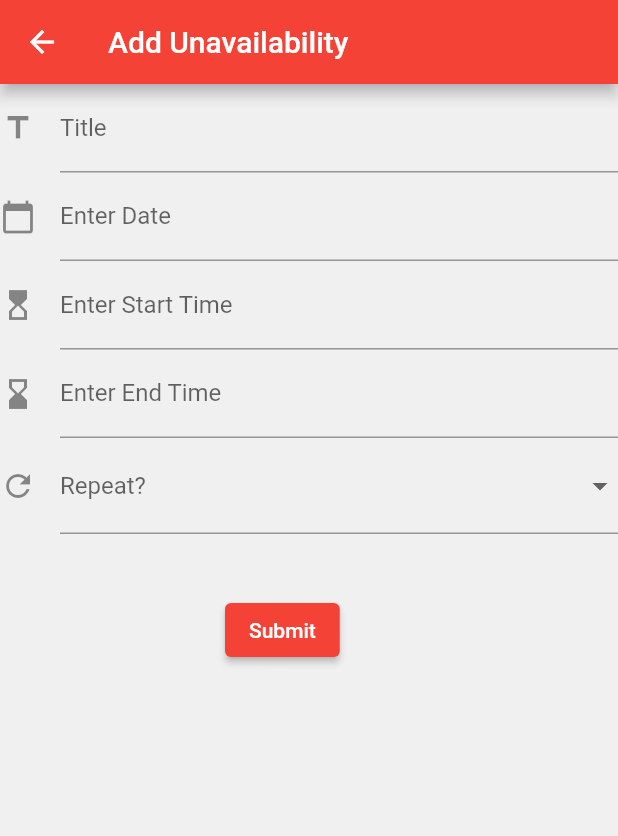
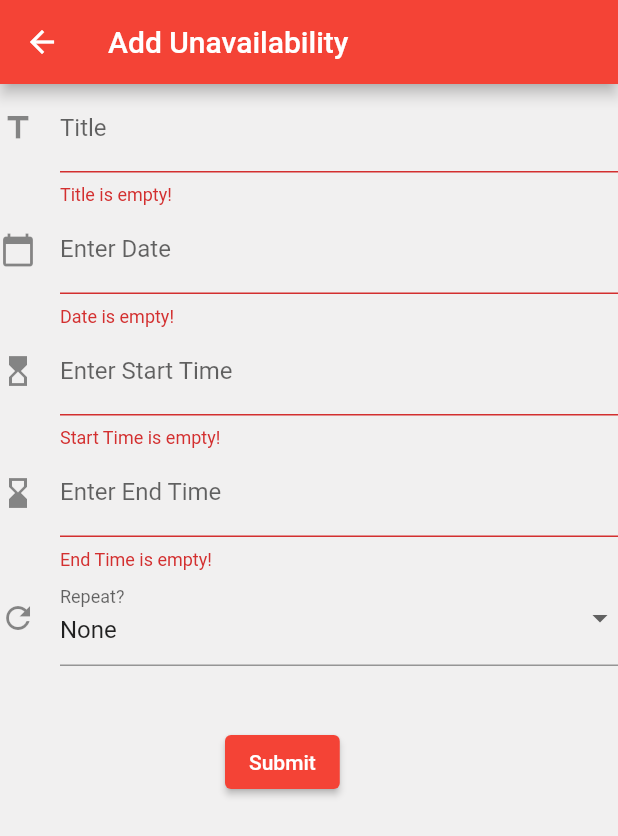
Before and after one commit to TechlauncherFireApp/mobile, a Flutter app: the CalendarFormRoute screen opened directly, after a tap on "Submit", on a phone screen of 412 x 824 dp. Shown: the top 836 px of the screen. Run offline on Flutter 3.47's test engine with Material 2 defaults, Android fonts, the phone set to English and light mode, and no system bars; our stand-ins replace fluttertoast, table_calendar; network calls fail.

Commit message:
Form Validation

```diff
--- a/fireapp/lib/main.dart
+++ b/fireapp/lib/main.dart
@@ -27,7 +27,7 @@ class _MyAppState extends State<MyApp> {
     return MaterialApp(
       title: 'Flutter Demo',
       theme: fireappTheme(),
-      initialRoute: '/login',
+      initialRoute: '/nav',
       routes: {
         //  (You can change it to the page you develop in the beginning)
         '/nav': (context) => mainNav(), // See Layout/Navigation.dart
--- a/fireapp/lib/pages/Calendar/calendar.dart
+++ b/fireapp/lib/pages/Calendar/calendar.dart
@@ -134,14 +134,21 @@ class _CalendarPageState extends State<CalendarPage> {
   @override
   Widget build(BuildContext context) => Column(
         children: [
-          Card(
+          buildCalendar(),
+          buildEventsList(),
+        ],
+      );
+
+  // Calendar Widget
+  Widget buildCalendar() {
+    return Card(
+      //The card which the calendar sits ontop of
       margin: const EdgeInsets.all(8),
       elevation: 5.0,
       shape: const RoundedRectangleBorder(
         borderRadius: BorderRadius.all(Radius.circular(10)),
       ),
-
-            // THE CALENDAR
+      // THE CALENDAR ITSELF
       child: TableCalendar(
         // Max day and min day the calendar can go to
         firstDay: DateTime.utc(2022, 1, 1),
@@ -217,9 +224,11 @@ class _CalendarPageState extends State<CalendarPage> {
           titleTextStyle: TextStyle(color: Colors.white, fontSize: 21),
         ),
       ),
-          ),
-          // EVENT LIST
-          ListView.builder(
+    );
+  }
+
+  Widget buildEventsList() {
+    return ListView.builder(
       itemCount: _listOfEventsForSelectedDay.length,
       shrinkWrap: true,
       // Technically bad prac to have a listview inside of a col and then to shrinkwrap it, I suggest looking into an option using expanded and sizedbox instead....
@@ -240,10 +249,10 @@ class _CalendarPageState extends State<CalendarPage> {
               _listOfEventsForSelectedDay.removeAt(index);
             });
             ScaffoldMessenger.of(context).showSnackBar(SnackBar(
-                      content: Text(
-                          '${_listOfEventsForSelectedDay[index]} removed')));
+                content:
+                    Text('${_listOfEventsForSelectedDay[index]} removed')));
           },
-                // The card itself
+          // THE INDIVIDUAL EVENT CARD
           child: Card(
             child: ListTile(
               // onTap: () {}
@@ -263,14 +272,8 @@ class _CalendarPageState extends State<CalendarPage> {
           ),
         );
       },
-          ),
-        ],
     );
   }
-
-// IDEA: Could use Bedtime, NightStay, LightMode, Brightness icons to turn the leading- part of card
-// into a time of day indicator rather than repeat indicator
-// then do the repeat indicator differently
 
   /*
   * @Desc - A function to return the indicator letter for repeating events
@@ -289,7 +292,11 @@ String repeatLeadingLetter(int periodicity) {
         return "M";
       default:
         return " ";
+    } // Show periodicity using Empty, D, W, M
   }
+  //
 }
 
-// Show periodicity using Empty, D, W, M
+// IDEA: Could use Bedtime, NightStay, LightMode, Brightness icons to turn the leading- part of card
+// into a time of day indicator rather than repeat indicator
+// then do the repeat indicator differently
--- a/fireapp/lib/pages/Calendar/calendarForm.dart
+++ b/fireapp/lib/pages/Calendar/calendarForm.dart
@@ -10,7 +10,7 @@ class CalendarFormRoute extends StatelessWidget {
       appBar: AppBar(
         title: const Text('Add Unavailability'),
       ),
-      body: CalendarForm(),
+      body: const CalendarForm(),
     );
   }
 }
@@ -68,18 +68,30 @@ class _CalendarFormState extends State<CalendarForm> {
         hintText: 'Enter the event Title',
         labelText: 'Title',
       ),
+      validator: (v) {
+        if (v!.isEmpty) {
+          return 'Title is empty!';
+        }
+        return null;
+      },
     );
   }
 
   Widget buildDatePicker() {
     // Date Time Picker
-    return TextField(
+    return TextFormField(
       controller: inputDateController,
       decoration: const InputDecoration(
         icon: Icon(Icons.calendar_today),
         labelText: "Enter Date",
       ),
       readOnly: true, //So it can't be changed without using the picker
+      validator: (v) {
+        if (v!.isEmpty) {
+          return 'Date is empty!';
+        }
+        return null;
+      },
       onTap: () async {
         DateTime? selectedDate = await showDatePicker(
           context: context,
@@ -101,13 +113,19 @@ class _CalendarFormState extends State<CalendarForm> {
 
   Widget buildStartTimeField() {
     // StartTime - Input
-    return TextField(
+    return TextFormField(
       controller: startTimeController,
       decoration: const InputDecoration(
         icon: Icon(Icons.hourglass_top),
         labelText: "Enter Start Time",
       ),
       readOnly: true,
+      validator: (v) {
+        if (v!.isEmpty) {
+          return 'Start Time is empty!';
+        }
+        return null;
+      },
       onTap: () async {
         TimeOfDay? newTime = await showTimePicker(
           context: context,
@@ -125,13 +143,19 @@ class _CalendarFormState extends State<CalendarForm> {
 
   // End Time Input
   Widget buildEndTimeField() {
-    return TextField(
+    return TextFormField(
       controller: endTimeController,
       decoration: const InputDecoration(
         icon: Icon(Icons.hourglass_bottom),
         labelText: "Enter End Time",
       ),
       readOnly: true,
+      validator: (v) {
+        if (v!.isEmpty) {
+          return 'End Time is empty!';
+        }
+        return null;
+      },
       onTap: () async {
         TimeOfDay? newTime = await showTimePicker(
           context: context,
@@ -150,6 +174,7 @@ class _CalendarFormState extends State<CalendarForm> {
   //eventDropDown
   Widget buildEventDropDown() {
     return DropdownButtonFormField(
+      value: repeatDropDownValue,
       items: const [
         DropdownMenuItem(value: 0, child: Text('None')),
         DropdownMenuItem(value: 1, child: Text('Daily')),
@@ -177,6 +202,10 @@ class _CalendarFormState extends State<CalendarForm> {
         child: const Text('Submit'),
         // SUBMIT FUNCTION
         onPressed: () async {
+          //Form Validationn --- Checks if all fields with a validate property are filled out
+          if (_formKey.currentState!.validate()) {
+            // Checks that end time is after start time
+            if (timeToDouble(setEnd) > timeToDouble(setStart)) {
               // Calendar Widget only accepts UTC dates without any time values
               String startDate = convertTimeToISO8601(setStart, setDate);
               String endDate = convertTimeToISO8601(setEnd, setDate);
@@ -186,7 +215,13 @@ class _CalendarFormState extends State<CalendarForm> {
 
               //Return to calendar page
               Navigator.pop(context);
-          // Need to return a value with navigator in order to use navigator.then(()=>setState(){})
+            } else {
+              ScaffoldMessenger.of(context).showSnackBar(
+                const SnackBar(
+                    content: Text("End time can't be before Start time")),
+              );
+            }
+          }
         },
       ),
     );
--- a/fireapp/lib/pages/Calendar/calendar_logic.dart
+++ b/fireapp/lib/pages/Calendar/calendar_logic.dart
@@ -1,6 +1,4 @@
 //Flutter packages
-import 'dart:ffi';
-
 import 'package:flutter/foundation.dart';
 import 'package:flutter/material.dart';
 import 'package:http/http.dart' as http;
@@ -9,7 +7,6 @@ import 'package:intl/intl.dart';
 //FireApp Files
 import 'package:fireapp/global/constants.dart' as constants; //API URL
 import 'package:fireapp/global/access.dart';
-import 'calendar.dart';
 
 //var user = userId.toString();
 var user = '49'; //For testing purposes
@@ -224,3 +221,12 @@ Future<void> removeEvent(int id) async {
     //return false;
   }
 }
+
+/* MISC */
+
+/*
+* @Desc - Turns a timeofday value into a double so that it can be compared
+* @Param - A TimeOfDay
+* @Return - a double
+*/
+double timeToDouble(TimeOfDay myTime) => myTime.hour + myTime.minute / 60.0;
```
Also changed, not shown: fireapp/pubspec.lock. Lines whose indentation alone changed are shown as unchanged.
